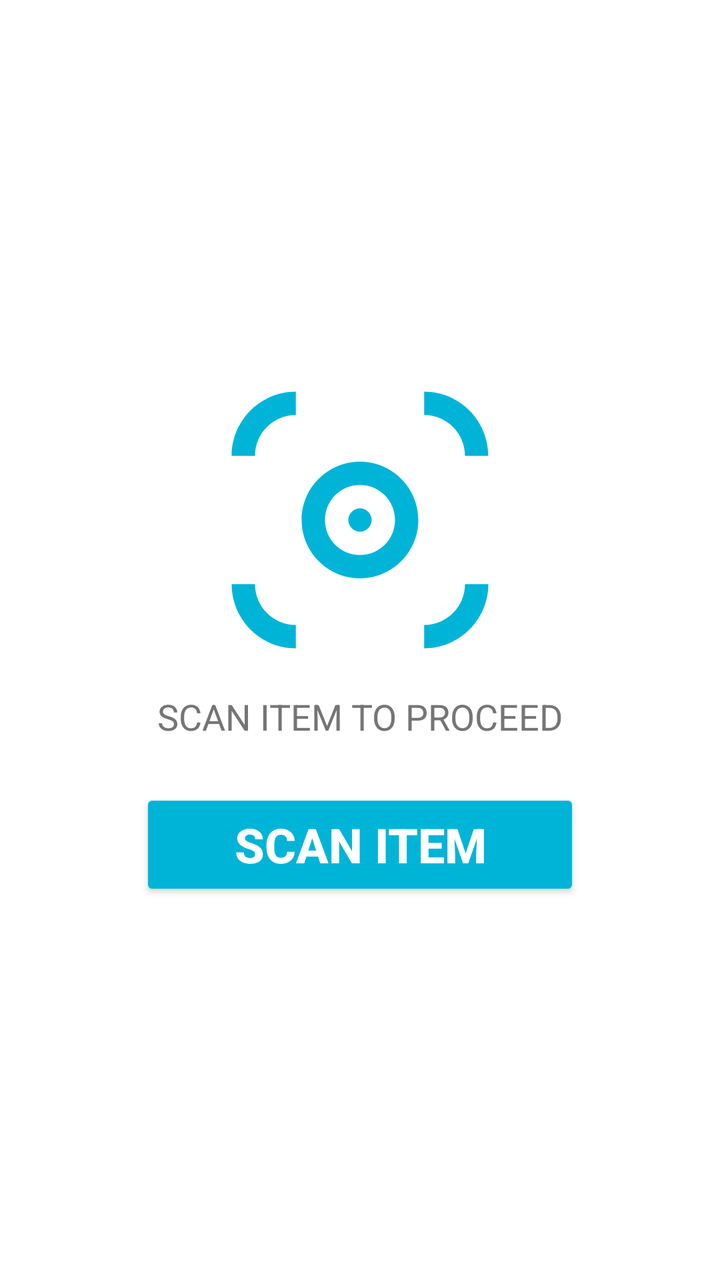
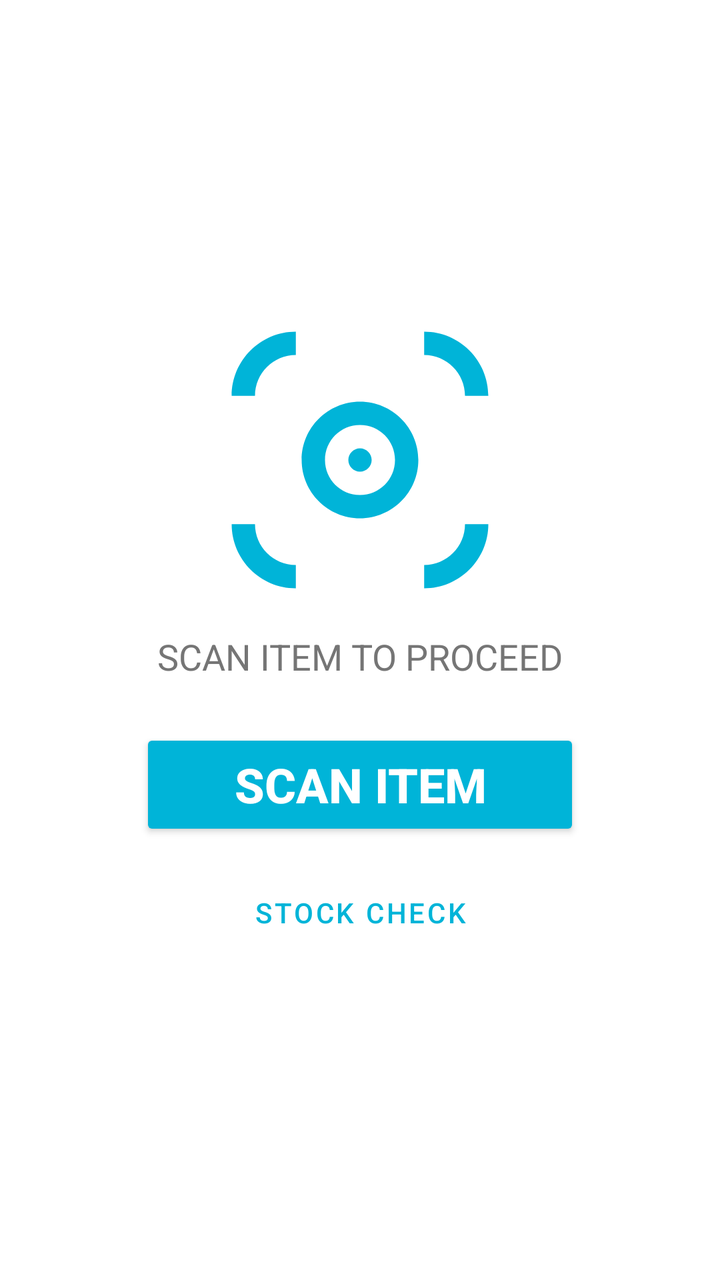

Before-and-after screenshots of an Android layout around one commit, followed by the original layout XML and the change that was made.
<!-- AndroidManifest.xml: application theme Theme.ChannelDoorPOS -->
<!-- res/layout/fragment_idle.xml -->
<?xml version="1.0" encoding="utf-8"?>
<androidx.constraintlayout.widget.ConstraintLayout
    xmlns:android="http://schemas.android.com/apk/res/android"
    xmlns:app="http://schemas.android.com/apk/res-auto"
    android:layout_width="match_parent"
    android:layout_height="match_parent"
    android:background="@color/colorBackground">

    <ImageView
        android:id="@+id/iv_rfid_icon"
        android:layout_width="140dp"
        android:layout_height="140dp"
        android:src="@drawable/ic_rfid"
        android:contentDescription="@string/rfid_icon"
        app:tint="@color/colorAccent"
        app:layout_constraintBottom_toTopOf="@+id/tv_scan_hint"
        app:layout_constraintEnd_toEndOf="parent"
        app:layout_constraintStart_toStartOf="parent"
        app:layout_constraintTop_toTopOf="parent"
        app:layout_constraintVertical_chainStyle="packed"/>

    <TextView
        android:id="@+id/tv_scan_hint"
        android:layout_width="wrap_content"
        android:layout_height="wrap_content"
        android:layout_marginTop="16dp"
        android:text="@string/scan_item_to_return"
        android:textColor="@color/colorTextSecondary"
        android:textSize="18sp"
        app:layout_constraintBottom_toTopOf="@+id/btn_scan"
        app:layout_constraintEnd_toEndOf="parent"
        app:layout_constraintStart_toStartOf="parent"
        app:layout_constraintTop_toBottomOf="@+id/iv_rfid_icon"/>

    <Button
        android:id="@+id/btn_scan"
        android:layout_width="220dp"
        android:layout_height="56dp"
        android:layout_marginTop="24dp"
        android:backgroundTint="@color/colorAccent"
        android:text="@string/scan_item"
        android:textColor="#FFFFFF"
        android:textSize="24sp"
        android:textStyle="bold"
        app:layout_constraintBottom_toBottomOf="parent"
        app:layout_constraintEnd_toEndOf="parent"
        app:layout_constraintStart_toStartOf="parent"
        app:layout_constraintTop_toBottomOf="@+id/tv_scan_hint"/>


</androidx.constraintlayout.widget.ConstraintLayout>
<!-- resources referenced by this layout -->
<resources>
  <color name="colorAccent">#00B4D8</color>
  <color name="colorBackground">#FFFFFF</color>
  <color name="colorTextSecondary">#757575</color>
  <!-- drawable ic_rfid (drawable) -->
  <?xml version="1.0" encoding="utf-8"?>
  <vector xmlns:android="http://schemas.android.com/apk/res/android"
      android:width="24dp"
      android:height="24dp"
      android:viewportWidth="24"
      android:viewportHeight="24">
      <path
          android:fillColor="#FFFFFFFF"
          android:pathData="M1,6.5C1,3.47 3.47,1 6.5,1l0,2C4.57,3 3,4.57 3,6.5L1,6.5zM17.5,1C20.53,1 23,3.47 23,6.5l-2,0C21,4.57 19.43,3 17.5,3L17.5,1zM1,17.5C1,20.53 3.47,23 6.5,23l0,-2C4.57,21 3,19.43 3,17.5L1,17.5zM17.5,23C20.53,23 23,20.53 23,17.5l-2,0C21,19.43 19.43,21 17.5,21L17.5,23zM7,12C7,9.24 9.24,7 12,7s5,2.24 5,5 -2.24,5 -5,5S7,14.76 7,12zM12,9C10.34,9 9,10.34 9,12s1.34,3 3,3 3,-1.34 3,-3S13.66,9 12,9zM12,11C11.45,11 11,11.45 11,12s0.45,1 1,1 1,-0.45 1,-1S12.55,11 12,11z"/>
  </vector>
  <string name="rfid_icon">RFID icon</string>
  <string name="scan_item">SCAN ITEM</string>
  <string name="scan_item_to_return">SCAN ITEM TO PROCEED</string>
  <style name="Theme.ChannelDoorPOS" parent="Theme.MaterialComponents.DayNight.NoActionBar">
          <item name="colorPrimary">#00B4D8</item>
          <item name="colorPrimaryVariant">#0097A7</item>
          <item name="colorSecondary">#00B4D8</item>
          <item name="android:windowBackground">@color/colorBackground</item>
          <item name="android:statusBarColor">@color/colorStatusBar</item>
      </style>
  <color name="colorStatusBar">#F0F4F8</color>
</resources>

<!-- the commit's change to res/layout/fragment_idle.xml (unified diff, before → after) -->
@@ -42,10 +42,25 @@
         android:textColor="#FFFFFF"
         android:textSize="24sp"
         android:textStyle="bold"
-        app:layout_constraintBottom_toBottomOf="parent"
+        app:layout_constraintBottom_toTopOf="@+id/btn_stock_check"
         app:layout_constraintEnd_toEndOf="parent"
         app:layout_constraintStart_toStartOf="parent"
         app:layout_constraintTop_toBottomOf="@+id/tv_scan_hint"/>
 
+    <Button
+        android:id="@+id/btn_stock_check"
+        android:layout_width="220dp"
+        android:layout_height="48dp"
+        android:layout_marginTop="12dp"
+        android:text="STOCK CHECK"
+        android:textSize="14sp"
+        style="@style/Widget.MaterialComponents.Button.OutlinedButton"
+        android:textColor="@color/colorAccent"
+        app:strokeColor="@color/colorAccent"
+        app:layout_constraintBottom_toBottomOf="parent"
+        app:layout_constraintEnd_toEndOf="parent"
+        app:layout_constraintStart_toStartOf="parent"
+        app:layout_constraintTop_toBottomOf="@+id/btn_scan"/>
+
 
 </androidx.constraintlayout.widget.ConstraintLayout>
